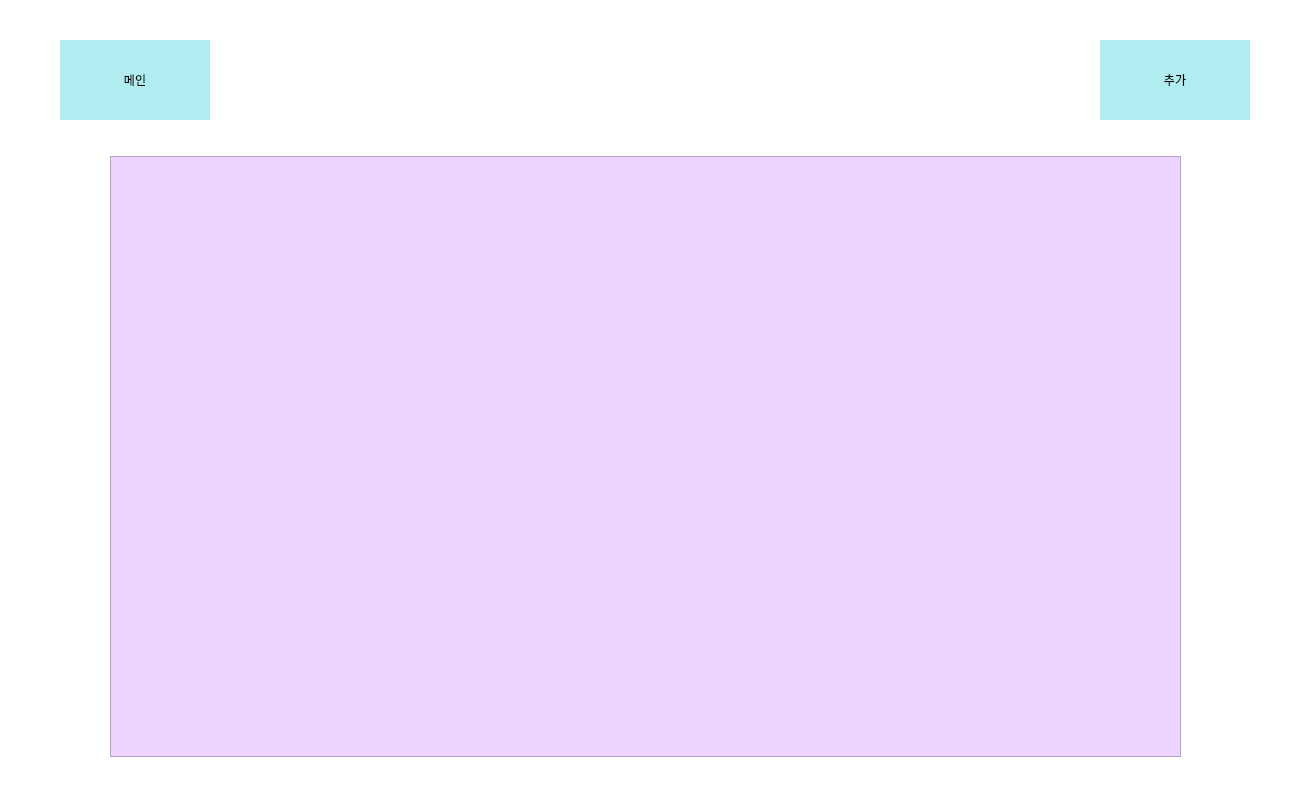
Qt form _uiFile/viewCloset.ui (jonga0209/Python_weatherPicker) before a commit.
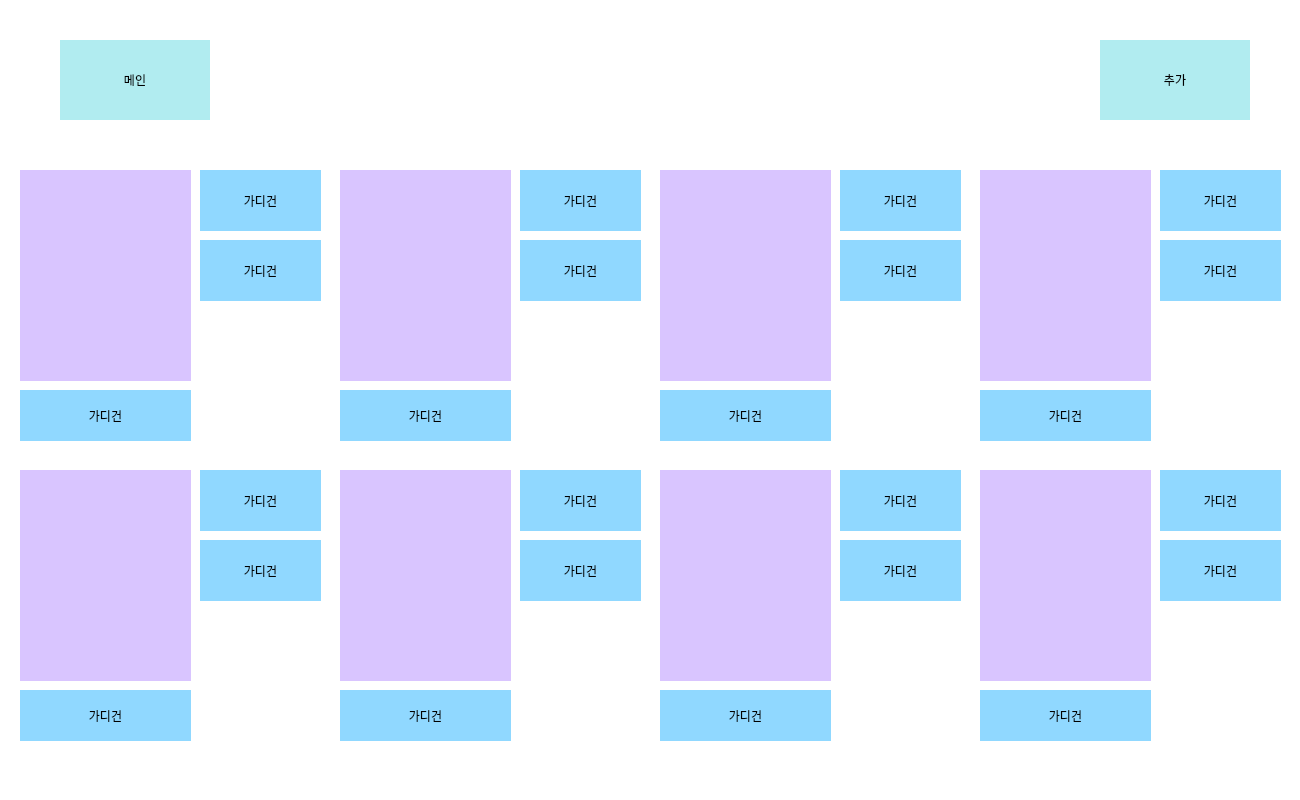
The same form after that commit.

```diff
--- a/_uiFile/viewCloset.ui
+++ b/_uiFile/viewCloset.ui
@@ -64,31 +64,645 @@
     <string>메인</string>
    </property>
   </widget>
-  <widget class="QScrollArea" name="c_sa_scrollarea">
+  <widget class="QLabel" name="c_img_clothes1">
    <property name="geometry">
     <rect>
-     <x>110</x>
-     <y>156</y>
-     <width>1071</width>
-     <height>601</height>
+     <x>20</x>
+     <y>170</y>
+     <width>171</width>
+     <height>211</height>
     </rect>
    </property>
    <property name="styleSheet">
-    <string notr="true">background-color: rgb(237, 211, 255);</string>
+    <string notr="true">background-color: rgb(217, 197, 255);
+font: 25 20pt &quot;나눔바른고딕 Light&quot;;</string>
    </property>
-   <property name="widgetResizable">
-    <bool>true</bool>
+   <property name="text">
+    <string/>
    </property>
-   <widget class="QWidget" name="scrollAreaWidgetContents">
-    <property name="geometry">
-     <rect>
-      <x>0</x>
-      <y>0</y>
-      <width>1069</width>
-      <height>599</height>
-     </rect>
-    </property>
-   </widget>
+   <property name="alignment">
+    <set>Qt::AlignCenter</set>
+   </property>
+  </widget>
+  <widget class="QLabel" name="c_la_clothes1_n">
+   <property name="geometry">
+    <rect>
+     <x>20</x>
+     <y>390</y>
+     <width>171</width>
+     <height>51</height>
+    </rect>
+   </property>
+   <property name="styleSheet">
+    <string notr="true">background-color: rgb(144, 216, 255);
+font: 25 13pt &quot;나눔바른고딕 Light&quot;;</string>
+   </property>
+   <property name="text">
+    <string>가디건</string>
+   </property>
+   <property name="alignment">
+    <set>Qt::AlignCenter</set>
+   </property>
+  </widget>
+  <widget class="QLabel" name="c_la_clothes1_s">
+   <property name="geometry">
+    <rect>
+     <x>200</x>
+     <y>170</y>
+     <width>121</width>
+     <height>61</height>
+    </rect>
+   </property>
+   <property name="styleSheet">
+    <string notr="true">background-color: rgb(144, 216, 255);
+font: 25 13pt &quot;나눔바른고딕 Light&quot;;</string>
+   </property>
+   <property name="text">
+    <string>가디건</string>
+   </property>
+   <property name="alignment">
+    <set>Qt::AlignCenter</set>
+   </property>
+  </widget>
+  <widget class="QLabel" name="c_la_clothes1_t">
+   <property name="geometry">
+    <rect>
+     <x>200</x>
+     <y>240</y>
+     <width>121</width>
+     <height>61</height>
+    </rect>
+   </property>
+   <property name="styleSheet">
+    <string notr="true">background-color: rgb(144, 216, 255);
+font: 25 13pt &quot;나눔바른고딕 Light&quot;;</string>
+   </property>
+   <property name="text">
+    <string>가디건</string>
+   </property>
+   <property name="alignment">
+    <set>Qt::AlignCenter</set>
+   </property>
+  </widget>
+  <widget class="QLabel" name="c_la_clothes2_t">
+   <property name="geometry">
+    <rect>
+     <x>520</x>
+     <y>240</y>
+     <width>121</width>
+     <height>61</height>
+    </rect>
+   </property>
+   <property name="styleSheet">
+    <string notr="true">background-color: rgb(144, 216, 255);
+font: 25 13pt &quot;나눔바른고딕 Light&quot;;</string>
+   </property>
+   <property name="text">
+    <string>가디건</string>
+   </property>
+   <property name="alignment">
+    <set>Qt::AlignCenter</set>
+   </property>
+  </widget>
+  <widget class="QLabel" name="c_la_clothes2_s">
+   <property name="geometry">
+    <rect>
+     <x>520</x>
+     <y>170</y>
+     <width>121</width>
+     <height>61</height>
+    </rect>
+   </property>
+   <property name="styleSheet">
+    <string notr="true">background-color: rgb(144, 216, 255);
+font: 25 13pt &quot;나눔바른고딕 Light&quot;;</string>
+   </property>
+   <property name="text">
+    <string>가디건</string>
+   </property>
+   <property name="alignment">
+    <set>Qt::AlignCenter</set>
+   </property>
+  </widget>
+  <widget class="QLabel" name="c_img_clothes2">
+   <property name="geometry">
+    <rect>
+     <x>340</x>
+     <y>170</y>
+     <width>171</width>
+     <height>211</height>
+    </rect>
+   </property>
+   <property name="styleSheet">
+    <string notr="true">background-color: rgb(217, 197, 255);
+font: 25 20pt &quot;나눔바른고딕 Light&quot;;</string>
+   </property>
+   <property name="text">
+    <string/>
+   </property>
+   <property name="alignment">
+    <set>Qt::AlignCenter</set>
+   </property>
+  </widget>
+  <widget class="QLabel" name="c_la_clothes2_n">
+   <property name="geometry">
+    <rect>
+     <x>340</x>
+     <y>390</y>
+     <width>171</width>
+     <height>51</height>
+    </rect>
+   </property>
+   <property name="styleSheet">
+    <string notr="true">background-color: rgb(144, 216, 255);
+font: 25 13pt &quot;나눔바른고딕 Light&quot;;</string>
+   </property>
+   <property name="text">
+    <string>가디건</string>
+   </property>
+   <property name="alignment">
+    <set>Qt::AlignCenter</set>
+   </property>
+  </widget>
+  <widget class="QLabel" name="c_la_clothes4_t">
+   <property name="geometry">
+    <rect>
+     <x>1160</x>
+     <y>240</y>
+     <width>121</width>
+     <height>61</height>
+    </rect>
+   </property>
+   <property name="styleSheet">
+    <string notr="true">background-color: rgb(144, 216, 255);
+font: 25 13pt &quot;나눔바른고딕 Light&quot;;</string>
+   </property>
+   <property name="text">
+    <string>가디건</string>
+   </property>
+   <property name="alignment">
+    <set>Qt::AlignCenter</set>
+   </property>
+  </widget>
+  <widget class="QLabel" name="c_la_clothes4_n">
+   <property name="geometry">
+    <rect>
+     <x>980</x>
+     <y>390</y>
+     <width>171</width>
+     <height>51</height>
+    </rect>
+   </property>
+   <property name="styleSheet">
+    <string notr="true">background-color: rgb(144, 216, 255);
+font: 25 13pt &quot;나눔바른고딕 Light&quot;;</string>
+   </property>
+   <property name="text">
+    <string>가디건</string>
+   </property>
+   <property name="alignment">
+    <set>Qt::AlignCenter</set>
+   </property>
+  </widget>
+  <widget class="QLabel" name="c_la_clothes3_s">
+   <property name="geometry">
+    <rect>
+     <x>840</x>
+     <y>170</y>
+     <width>121</width>
+     <height>61</height>
+    </rect>
+   </property>
+   <property name="styleSheet">
+    <string notr="true">background-color: rgb(144, 216, 255);
+font: 25 13pt &quot;나눔바른고딕 Light&quot;;</string>
+   </property>
+   <property name="text">
+    <string>가디건</string>
+   </property>
+   <property name="alignment">
+    <set>Qt::AlignCenter</set>
+   </property>
+  </widget>
+  <widget class="QLabel" name="c_la_clothes3_t">
+   <property name="geometry">
+    <rect>
+     <x>840</x>
+     <y>240</y>
+     <width>121</width>
+     <height>61</height>
+    </rect>
+   </property>
+   <property name="styleSheet">
+    <string notr="true">background-color: rgb(144, 216, 255);
+font: 25 13pt &quot;나눔바른고딕 Light&quot;;</string>
+   </property>
+   <property name="text">
+    <string>가디건</string>
+   </property>
+   <property name="alignment">
+    <set>Qt::AlignCenter</set>
+   </property>
+  </widget>
+  <widget class="QLabel" name="c_img_clothes3">
+   <property name="geometry">
+    <rect>
+     <x>660</x>
+     <y>170</y>
+     <width>171</width>
+     <height>211</height>
+    </rect>
+   </property>
+   <property name="styleSheet">
+    <string notr="true">background-color: rgb(217, 197, 255);
+font: 25 20pt &quot;나눔바른고딕 Light&quot;;</string>
+   </property>
+   <property name="text">
+    <string/>
+   </property>
+   <property name="alignment">
+    <set>Qt::AlignCenter</set>
+   </property>
+  </widget>
+  <widget class="QLabel" name="c_la_clothes3_n">
+   <property name="geometry">
+    <rect>
+     <x>660</x>
+     <y>390</y>
+     <width>171</width>
+     <height>51</height>
+    </rect>
+   </property>
+   <property name="styleSheet">
+    <string notr="true">background-color: rgb(144, 216, 255);
+font: 25 13pt &quot;나눔바른고딕 Light&quot;;</string>
+   </property>
+   <property name="text">
+    <string>가디건</string>
+   </property>
+   <property name="alignment">
+    <set>Qt::AlignCenter</set>
+   </property>
+  </widget>
+  <widget class="QLabel" name="c_img_clothes4">
+   <property name="geometry">
+    <rect>
+     <x>980</x>
+     <y>170</y>
+     <width>171</width>
+     <height>211</height>
+    </rect>
+   </property>
+   <property name="styleSheet">
+    <string notr="true">background-color: rgb(217, 197, 255);
+font: 25 20pt &quot;나눔바른고딕 Light&quot;;</string>
+   </property>
+   <property name="text">
+    <string/>
+   </property>
+   <property name="alignment">
+    <set>Qt::AlignCenter</set>
+   </property>
+  </widget>
+  <widget class="QLabel" name="c_la_clothes4_s">
+   <property name="geometry">
+    <rect>
+     <x>1160</x>
+     <y>170</y>
+     <width>121</width>
+     <height>61</height>
+    </rect>
+   </property>
+   <property name="styleSheet">
+    <string notr="true">background-color: rgb(144, 216, 255);
+font: 25 13pt &quot;나눔바른고딕 Light&quot;;</string>
+   </property>
+   <property name="text">
+    <string>가디건</string>
+   </property>
+   <property name="alignment">
+    <set>Qt::AlignCenter</set>
+   </property>
+  </widget>
+  <widget class="QLabel" name="c_la_clothes8_s">
+   <property name="geometry">
+    <rect>
+     <x>1160</x>
+     <y>470</y>
+     <width>121</width>
+     <height>61</height>
+    </rect>
+   </property>
+   <property name="styleSheet">
+    <string notr="true">background-color: rgb(144, 216, 255);
+font: 25 13pt &quot;나눔바른고딕 Light&quot;;</string>
+   </property>
+   <property name="text">
+    <string>가디건</string>
+   </property>
+   <property name="alignment">
+    <set>Qt::AlignCenter</set>
+   </property>
+  </widget>
+  <widget class="QLabel" name="c_la_clothes6_t">
+   <property name="geometry">
+    <rect>
+     <x>520</x>
+     <y>540</y>
+     <width>121</width>
+     <height>61</height>
+    </rect>
+   </property>
+   <property name="styleSheet">
+    <string notr="true">background-color: rgb(144, 216, 255);
+font: 25 13pt &quot;나눔바른고딕 Light&quot;;</string>
+   </property>
+   <property name="text">
+    <string>가디건</string>
+   </property>
+   <property name="alignment">
+    <set>Qt::AlignCenter</set>
+   </property>
+  </widget>
+  <widget class="QLabel" name="c_la_clothes6_n">
+   <property name="geometry">
+    <rect>
+     <x>340</x>
+     <y>690</y>
+     <width>171</width>
+     <height>51</height>
+    </rect>
+   </property>
+   <property name="styleSheet">
+    <string notr="true">background-color: rgb(144, 216, 255);
+font: 25 13pt &quot;나눔바른고딕 Light&quot;;</string>
+   </property>
+   <property name="text">
+    <string>가디건</string>
+   </property>
+   <property name="alignment">
+    <set>Qt::AlignCenter</set>
+   </property>
+  </widget>
+  <widget class="QLabel" name="c_img_clothes8">
+   <property name="geometry">
+    <rect>
+     <x>980</x>
+     <y>470</y>
+     <width>171</width>
+     <height>211</height>
+    </rect>
+   </property>
+   <property name="styleSheet">
+    <string notr="true">background-color: rgb(217, 197, 255);
+font: 25 20pt &quot;나눔바른고딕 Light&quot;;</string>
+   </property>
+   <property name="text">
+    <string/>
+   </property>
+   <property name="alignment">
+    <set>Qt::AlignCenter</set>
+   </property>
+  </widget>
+  <widget class="QLabel" name="c_la_clothes5_s">
+   <property name="geometry">
+    <rect>
+     <x>200</x>
+     <y>470</y>
+     <width>121</width>
+     <height>61</height>
+    </rect>
+   </property>
+   <property name="styleSheet">
+    <string notr="true">background-color: rgb(144, 216, 255);
+font: 25 13pt &quot;나눔바른고딕 Light&quot;;</string>
+   </property>
+   <property name="text">
+    <string>가디건</string>
+   </property>
+   <property name="alignment">
+    <set>Qt::AlignCenter</set>
+   </property>
+  </widget>
+  <widget class="QLabel" name="c_la_clothes5_t">
+   <property name="geometry">
+    <rect>
+     <x>200</x>
+     <y>540</y>
+     <width>121</width>
+     <height>61</height>
+    </rect>
+   </property>
+   <property name="styleSheet">
+    <string notr="true">background-color: rgb(144, 216, 255);
+font: 25 13pt &quot;나눔바른고딕 Light&quot;;</string>
+   </property>
+   <property name="text">
+    <string>가디건</string>
+   </property>
+   <property name="alignment">
+    <set>Qt::AlignCenter</set>
+   </property>
+  </widget>
+  <widget class="QLabel" name="c_la_clothes7_n">
+   <property name="geometry">
+    <rect>
+     <x>660</x>
+     <y>690</y>
+     <width>171</width>
+     <height>51</height>
+    </rect>
+   </property>
+   <property name="styleSheet">
+    <string notr="true">background-color: rgb(144, 216, 255);
+font: 25 13pt &quot;나눔바른고딕 Light&quot;;</string>
+   </property>
+   <property name="text">
+    <string>가디건</string>
+   </property>
+   <property name="alignment">
+    <set>Qt::AlignCenter</set>
+   </property>
+  </widget>
+  <widget class="QLabel" name="c_la_clothes7_t">
+   <property name="geometry">
+    <rect>
+     <x>840</x>
+     <y>540</y>
+     <width>121</width>
+     <height>61</height>
+    </rect>
+   </property>
+   <property name="styleSheet">
+    <string notr="true">background-color: rgb(144, 216, 255);
+font: 25 13pt &quot;나눔바른고딕 Light&quot;;</string>
+   </property>
+   <property name="text">
+    <string>가디건</string>
+   </property>
+   <property name="alignment">
+    <set>Qt::AlignCenter</set>
+   </property>
+  </widget>
+  <widget class="QLabel" name="c_img_clothes5">
+   <property name="geometry">
+    <rect>
+     <x>20</x>
+     <y>470</y>
+     <width>171</width>
+     <height>211</height>
+    </rect>
+   </property>
+   <property name="styleSheet">
+    <string notr="true">background-color: rgb(217, 197, 255);
+font: 25 20pt &quot;나눔바른고딕 Light&quot;;</string>
+   </property>
+   <property name="text">
+    <string/>
+   </property>
+   <property name="alignment">
+    <set>Qt::AlignCenter</set>
+   </property>
+  </widget>
+  <widget class="QLabel" name="c_la_clothes5_n">
+   <property name="geometry">
+    <rect>
+     <x>20</x>
+     <y>690</y>
+     <width>171</width>
+     <height>51</height>
+    </rect>
+   </property>
+   <property name="styleSheet">
+    <string notr="true">background-color: rgb(144, 216, 255);
+font: 25 13pt &quot;나눔바른고딕 Light&quot;;</string>
+   </property>
+   <property name="text">
+    <string>가디건</string>
+   </property>
+   <property name="alignment">
+    <set>Qt::AlignCenter</set>
+   </property>
+  </widget>
+  <widget class="QLabel" name="c_img_clothes6">
+   <property name="geometry">
+    <rect>
+     <x>340</x>
+     <y>470</y>
+     <width>171</width>
+     <height>211</height>
+    </rect>
+   </property>
+   <property name="styleSheet">
+    <string notr="true">background-color: rgb(217, 197, 255);
+font: 25 20pt &quot;나눔바른고딕 Light&quot;;</string>
+   </property>
+   <property name="text">
+    <string/>
+   </property>
+   <property name="alignment">
+    <set>Qt::AlignCenter</set>
+   </property>
+  </widget>
+  <widget class="QLabel" name="c_la_clothes8_t">
+   <property name="geometry">
+    <rect>
+     <x>1160</x>
+     <y>540</y>
+     <width>121</width>
+     <height>61</height>
+    </rect>
+   </property>
+   <property name="styleSheet">
+    <string notr="true">background-color: rgb(144, 216, 255);
+font: 25 13pt &quot;나눔바른고딕 Light&quot;;</string>
+   </property>
+   <property name="text">
+    <string>가디건</string>
+   </property>
+   <property name="alignment">
+    <set>Qt::AlignCenter</set>
+   </property>
+  </widget>
+  <widget class="QLabel" name="c_la_clothes8_n">
+   <property name="geometry">
+    <rect>
+     <x>980</x>
+     <y>690</y>
+     <width>171</width>
+     <height>51</height>
+    </rect>
+   </property>
+   <property name="styleSheet">
+    <string notr="true">background-color: rgb(144, 216, 255);
+font: 25 13pt &quot;나눔바른고딕 Light&quot;;</string>
+   </property>
+   <property name="text">
+    <string>가디건</string>
+   </property>
+   <property name="alignment">
+    <set>Qt::AlignCenter</set>
+   </property>
+  </widget>
+  <widget class="QLabel" name="c_la_clothes6_s">
+   <property name="geometry">
+    <rect>
+     <x>520</x>
+     <y>470</y>
+     <width>121</width>
+     <height>61</height>
+    </rect>
+   </property>
+   <property name="styleSheet">
+    <string notr="true">background-color: rgb(144, 216, 255);
+font: 25 13pt &quot;나눔바른고딕 Light&quot;;</string>
+   </property>
+   <property name="text">
+    <string>가디건</string>
+   </property>
+   <property name="alignment">
+    <set>Qt::AlignCenter</set>
+   </property>
+  </widget>
+  <widget class="QLabel" name="c_la_clothes7_s">
+   <property name="geometry">
+    <rect>
+     <x>840</x>
+     <y>470</y>
+     <width>121</width>
+     <height>61</height>
+    </rect>
+   </property>
+   <property name="styleSheet">
+    <string notr="true">background-color: rgb(144, 216, 255);
+font: 25 13pt &quot;나눔바른고딕 Light&quot;;</string>
+   </property>
+   <property name="text">
+    <string>가디건</string>
+   </property>
+   <property name="alignment">
+    <set>Qt::AlignCenter</set>
+   </property>
+  </widget>
+  <widget class="QLabel" name="c_img_clothes7">
+   <property name="geometry">
+    <rect>
+     <x>660</x>
+     <y>470</y>
+     <width>171</width>
+     <height>211</height>
+    </rect>
+   </property>
+   <property name="styleSheet">
+    <string notr="true">background-color: rgb(217, 197, 255);
+font: 25 20pt &quot;나눔바른고딕 Light&quot;;</string>
+   </property>
+   <property name="text">
+    <string/>
+   </property>
+   <property name="alignment">
+    <set>Qt::AlignCenter</set>
+   </property>
   </widget>
  </widget>
  <resources/>
```
